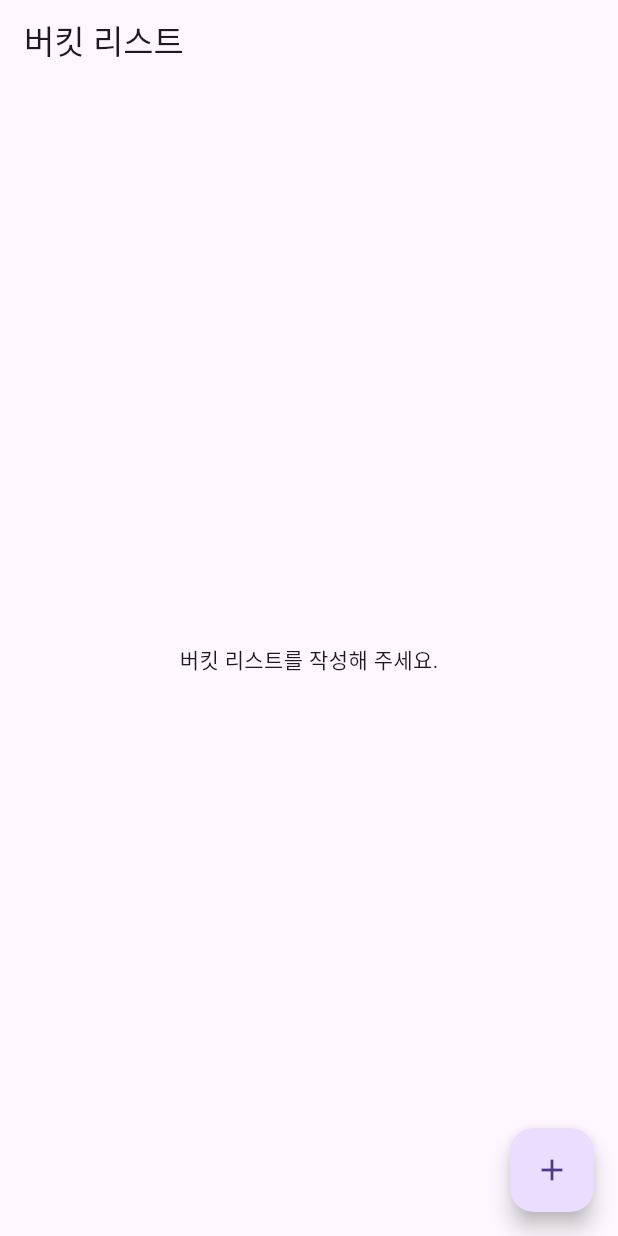
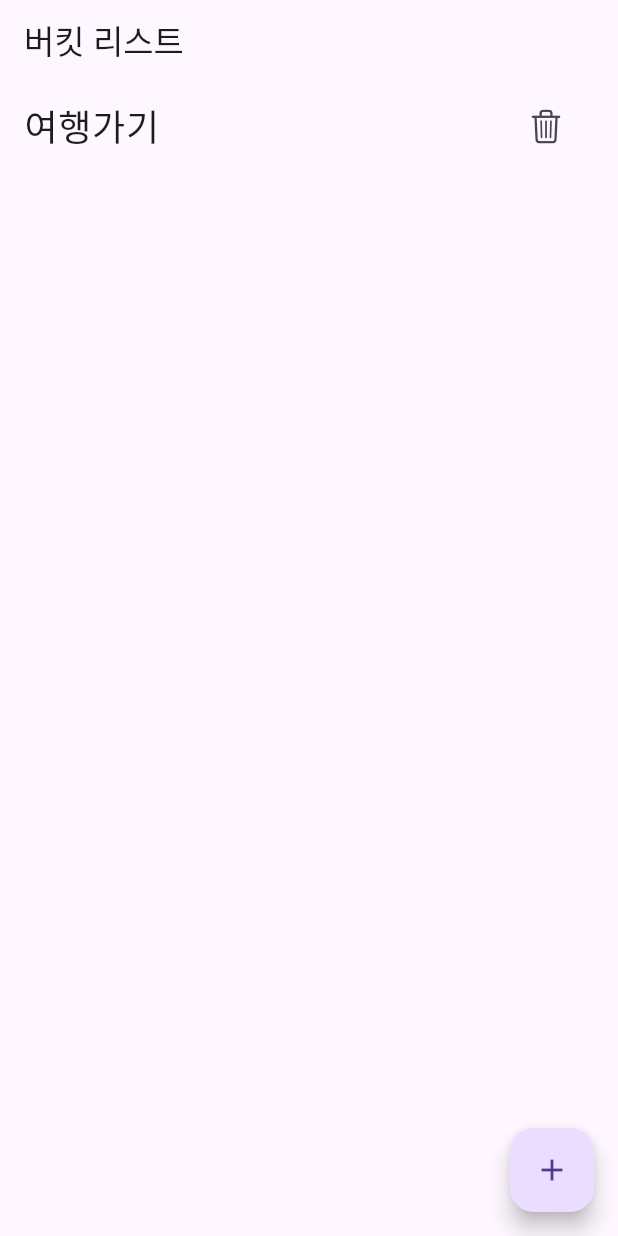
Before and after one commit to AlanKangD/flutter_bucketList, a Flutter app: the screen it shows after launch, on a phone screen of 412 x 824 dp. Run offline on Flutter 3.47's test engine with Material 3 defaults, Android fonts, the phone set to English and light mode, and no system bars.

Commit message:
버킷 리스트 데이터 있을경우 없을 경우의 값을 나누어 분기 처리하고 있을 경우 데이터 로우를 하나씩 쌓아주는 코드 구현

```diff
--- a/lib/main.dart
+++ b/lib/main.dart
@@ -18,8 +18,15 @@ class MyApp extends StatelessWidget {
 }
 
 /// 홈 페이지
-class HomePage extends StatelessWidget {
+class HomePage extends StatefulWidget {
   const HomePage({Key? key}) : super(key: key);
+
+  @override
+  State<HomePage> createState() => _HomePageState();
+}
+
+class _HomePageState extends State<HomePage> {
+  List<String> bucketList = ['여행가기']; // 전체 버킷 리스트 목록
 
   @override
   Widget build(BuildContext context) {
@@ -27,7 +34,29 @@ class HomePage extends StatelessWidget {
       appBar: AppBar(
         title: Text("버킷 리스트"),
       ),
-      body: Center(child: Text("버킷 리스트를 작성해 주세요.")),
+      body: bucketList.isEmpty
+          ? Center(child: Text("버킷 리스트를 작성해주세요."))
+          : ListView.builder(
+              itemCount: bucketList.length,
+              itemBuilder: (context, index) {
+                String bucket = bucketList[index];
+                return ListTile(
+                  title: Text(
+                    bucket,
+                    style: TextStyle(
+                      fontSize: 24,
+                    ),
+                  ),
+                  trailing: IconButton(
+                    onPressed: () {
+                      print('$bucket : 삭제하기');
+                    },
+                    icon: Icon(CupertinoIcons.delete),
+                  ),
+                  onTap: () => print('$bucket : 클릭 됨'),
+                );
+              },
+            ),
       floatingActionButton: FloatingActionButton(
         child: Icon(Icons.add),
         onPressed: () {
```
